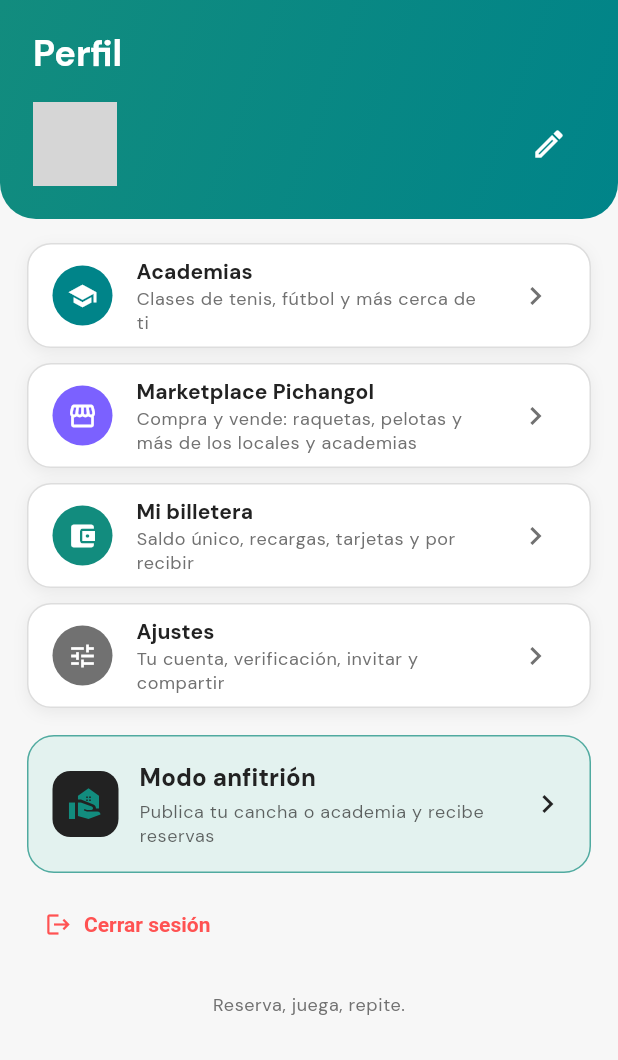
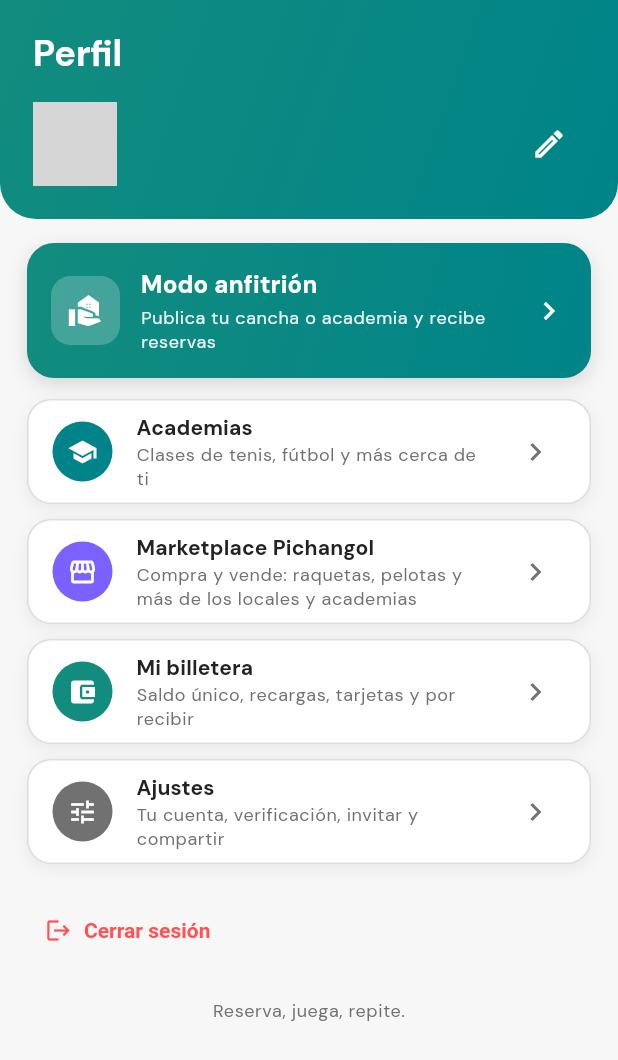
Before and after one commit to dcalagua/canchas-app-lima, a Flutter app: the PerfilScreen screen opened directly, on a phone screen of 412 x 824 dp. Shown: the top 1060 px of the screen. Run offline on Flutter 3.47's test engine with Material 3 defaults, Android fonts, the phone set to English and light mode, and no system bars; our stand-ins replace audioplayers, firebase_core, firebase_messaging, font_awesome_flutter, geocoding, geolocator and 9 more; missing offline and left inert: google_mlkit_text_recognition, record; accounts and stored records are empty; network calls fail; grey boxes are pictures that could not be loaded.

Commit message:
Modo anfitrión primero + horizontal; "Vencido/Por cobrar" → Cobros
1) Modo anfitrión:
   - La tarjeta de entrada va PRIMERO en el Perfil (acción principal) y se
     rediseñó: verde degradado sólido (premium), nunca un bloque negro/plano.
   - Al entrar a "Mis canchas" o "Mi academia" se fuerza orientación HORIZONTAL
     (paneles master-detail); al volver se restaura la orientación libre.

2) Home academia (#10): las métricas "Por cobrar" y "Vencido" ahora son
   tocables y llevan a Cobros (morosidad + recordar a morosos), cerrando el
   círculo del cobro. Chevron sutil indica que son tocables.

```diff
--- a/lib/screens/perfil_screen.dart
+++ b/lib/screens/perfil_screen.dart
@@ -117,6 +117,13 @@ class PerfilScreen extends StatelessWidget {
                       const SizedBox(height: 12),
                     ],
 
+                    // --- Modo anfitrión: acción PRINCIPAL, va primero ---
+                    _ModoAnfitrion(
+                      onTap: () => Navigator.of(context).push(MaterialPageRoute(
+                          builder: (_) => const AnfitrionScreen())),
+                    ),
+                    const SizedBox(height: 14),
+
                     // --- Jugador ---
                     _Tile(
                       icon: Icons.school,
@@ -178,13 +185,6 @@ class PerfilScreen extends StatelessWidget {
                           builder: (_) => const AjustesScreen())),
                     ),
 
-                    const SizedBox(height: 8),
-                    // --- Modo anfitrión (Airbnb-style) ---
-                    _ModoAnfitrion(
-                      onTap: () => Navigator.of(context).push(MaterialPageRoute(
-                          builder: (_) => const AnfitrionScreen())),
-                    ),
-
                     if (u != null) ...[
                       const SizedBox(height: 10),
                       Align(
@@ -226,40 +226,37 @@ class _ModoAnfitrion extends StatelessWidget {
   @override
   Widget build(BuildContext context) {
     final t = Theme.of(context).textTheme;
-    final oscuro = Theme.of(context).brightness == Brightness.dark;
-    // En OSCURO se pintaba surface-sobre-surface y "no se notaba": ahora es una
-    // tarjeta verde WhatsApp sólida (resalta como acción principal, estilo Airbnb
-    // "cambiar a anfitrión"). En claro, el tinte lima suave premium.
-    final fondo = oscuro ? lima : limaSuave;
-    final borde = oscuro ? lima : lima.withOpacity(0.7);
-    final acento = oscuro ? Colors.white : bosque; // título + chevron
-    final chipBg = oscuro ? Colors.white.withOpacity(0.22) : bosque;
-    final chipIcon = oscuro ? Colors.white : lima;
-    final subColor =
-        oscuro ? Colors.white.withOpacity(0.9) : bosque.withOpacity(0.7);
+    // Tarjeta VERDE degradada (WhatsApp) sólida: acción principal, premium y
+    // clara en claro y oscuro (nunca un bloque negro/plano).
     return Material(
-      color: fondo,
+      color: Colors.transparent,
       borderRadius: BorderRadius.circular(18),
       child: InkWell(
         onTap: onTap,
         borderRadius: BorderRadius.circular(18),
         child: Container(
+          padding: const EdgeInsets.all(16),
           decoration: BoxDecoration(
+            gradient: const LinearGradient(
+              begin: Alignment.topLeft,
+              end: Alignment.bottomRight,
+              colors: [lima, teal],
+            ),
             borderRadius: BorderRadius.circular(18),
-            border: Border.all(color: borde),
+            boxShadow: const [
+              BoxShadow(
+                  color: Color(0x22000000), blurRadius: 10, offset: Offset(0, 4)),
+            ],
           ),
-          padding: const EdgeInsets.all(16),
           child: Row(
             children: [
-              // Chip de marca: cuadrado bosque con ícono lima (resalta en claro
-              // y en oscuro).
               Container(
-                width: 44,
-                height: 44,
+                width: 46,
+                height: 46,
                 decoration: BoxDecoration(
-                    color: chipBg,
-                    borderRadius: BorderRadius.circular(12)),
-                child: Icon(Icons.real_estate_agent, color: chipIcon),
+                    color: Colors.white.withOpacity(0.22),
+                    borderRadius: BorderRadius.circular(13)),
+                child: const Icon(Icons.real_estate_agent, color: Colors.white),
               ),
               const SizedBox(width: 14),
               Expanded(
@@ -268,14 +265,15 @@ class _ModoAnfitrion extends StatelessWidget {
                   children: [
                     Text('Modo anfitrión',
                         style: t.titleMedium?.copyWith(
-                            color: acento, fontWeight: FontWeight.w800)),
+                            color: Colors.white, fontWeight: FontWeight.w800)),
                     const SizedBox(height: 2),
                     Text('Publica tu cancha o academia y recibe reservas',
-                        style: t.bodySmall?.copyWith(color: subColor)),
+                        style: t.bodySmall
+                            ?.copyWith(color: Colors.white.withOpacity(0.92))),
                   ],
                 ),
               ),
-              Icon(Icons.chevron_right, color: acento),
+              const Icon(Icons.chevron_right, color: Colors.white),
             ],
           ),
         ),
```
Also changed, not shown: lib/screens/anfitrion_screen.dart (+25 -2 lines), lib/screens/mi_academia_screen.dart (+27 -7 lines).
